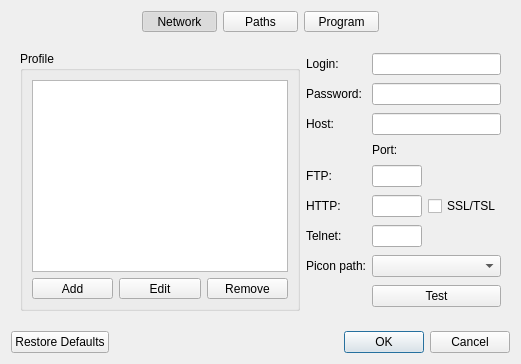
Qt form app/ui/res/settings.ui (DYefremov/E2Toolkit) before a commit.
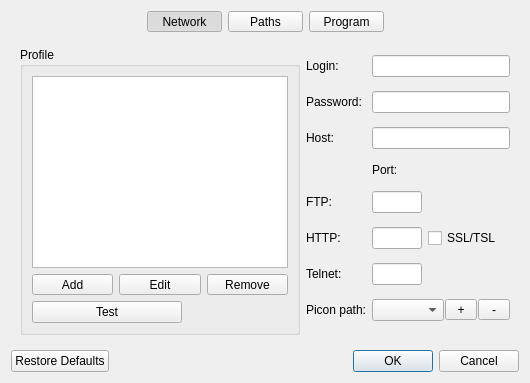
The same form after that commit. Icons and pictures are not drawn.

Commit message: profiles setting support

The edit to the form file:
```diff
--- a/app/ui/res/settings.ui
+++ b/app/ui/res/settings.ui
@@ -214,6 +214,19 @@
               </item>
              </layout>
             </item>
+            <item>
+             <widget class="QPushButton" name="test_button">
+              <property name="maximumSize">
+               <size>
+                <width>150</width>
+                <height>16777215</height>
+               </size>
+              </property>
+              <property name="text">
+               <string>Test</string>
+              </property>
+             </widget>
+            </item>
            </layout>
           </widget>
          </item>
@@ -228,24 +241,17 @@
            </item>
            <item row="7" column="0">
             <widget class="QLabel" name="profile_picn_path_label">
+             <property name="sizePolicy">
+              <sizepolicy hsizetype="Preferred" vsizetype="Fixed">
+               <horstretch>0</horstretch>
+               <verstretch>0</verstretch>
+              </sizepolicy>
+             </property>
              <property name="text">
               <string>Picon path:</string>
              </property>
             </widget>
            </item>
-           <item row="8" column="1">
-            <widget class="QPushButton" name="test_button">
-             <property name="maximumSize">
-              <size>
-               <width>150</width>
-               <height>16777215</height>
-              </size>
-             </property>
-             <property name="text">
-              <string>Test</string>
-             </property>
-            </widget>
-           </item>
            <item row="1" column="1">
             <widget class="QLineEdit" name="password_edit">
              <property name="maximumSize">
@@ -339,6 +345,12 @@
            </item>
            <item row="5" column="0">
             <widget class="QLabel" name="http_label">
+             <property name="sizePolicy">
+              <sizepolicy hsizetype="Preferred" vsizetype="Fixed">
+               <horstretch>0</horstretch>
+               <verstretch>0</verstretch>
+              </sizepolicy>
+             </property>
              <property name="text">
               <string>HTTP:</string>
              </property>
@@ -411,14 +423,73 @@
             </widget>
            </item>
            <item row="7" column="1">
-            <widget class="QComboBox" name="picon_path_box">
-             <property name="maximumSize">
-              <size>
-               <width>150</width>
-               <height>16777215</height>
-              </size>
+            <layout class="QHBoxLayout" name="picn_path_layout">
+             <property name="spacing">
+              <number>1</number>
              </property>
-            </widget>
+             <item>
+              <widget class="QComboBox" name="picon_path_box">
+               <property name="sizePolicy">
+                <sizepolicy hsizetype="Preferred" vsizetype="Preferred">
+                 <horstretch>0</horstretch>
+                 <verstretch>0</verstretch>
+                </sizepolicy>
+               </property>
+               <property name="maximumSize">
+                <size>
+                 <width>150</width>
+                 <height>16777215</height>
+                </size>
+               </property>
+              </widget>
+             </item>
+             <item>
+              <widget class="QToolButton" name="add_picon_path_button">
+               <property name="sizePolicy">
+                <sizepolicy hsizetype="Preferred" vsizetype="Fixed">
+                 <horstretch>0</horstretch>
+                 <verstretch>0</verstretch>
+                </sizepolicy>
+               </property>
+               <property name="minimumSize">
+                <size>
+                 <width>32</width>
+                 <height>0</height>
+                </size>
+               </property>
+               <property name="text">
+                <string>+</string>
+               </property>
+               <property name="icon">
+                <iconset theme="list-add">
+                 <normaloff>.</normaloff>.</iconset>
+               </property>
+              </widget>
+             </item>
+             <item>
+              <widget class="QToolButton" name="remove_picon_path_button">
+               <property name="sizePolicy">
+                <sizepolicy hsizetype="Preferred" vsizetype="Fixed">
+                 <horstretch>0</horstretch>
+                 <verstretch>0</verstretch>
+                </sizepolicy>
+               </property>
+               <property name="minimumSize">
+                <size>
+                 <width>32</width>
+                 <height>0</height>
+                </size>
+               </property>
+               <property name="text">
+                <string>-</string>
+               </property>
+               <property name="icon">
+                <iconset theme="list-remove">
+                 <normaloff>.</normaloff>.</iconset>
+               </property>
+              </widget>
+             </item>
+            </layout>
            </item>
           </layout>
          </item>
```
Left out of the diff: 6 changed lines with no effect on the pictures. The commit also changes 5 other files.
